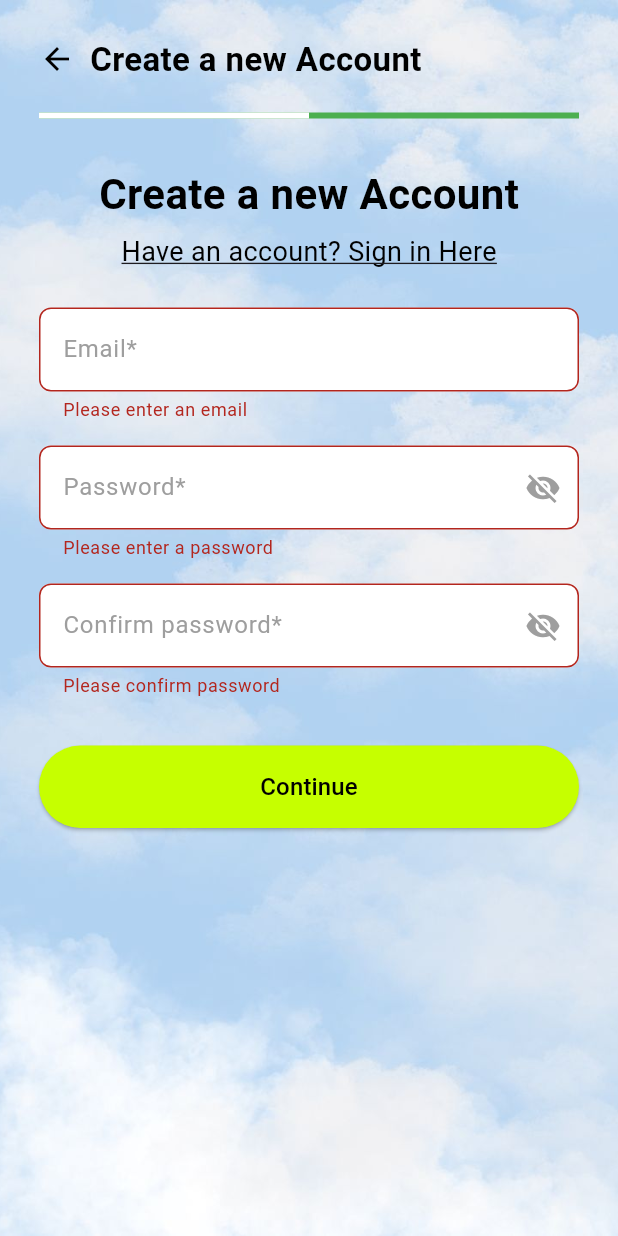
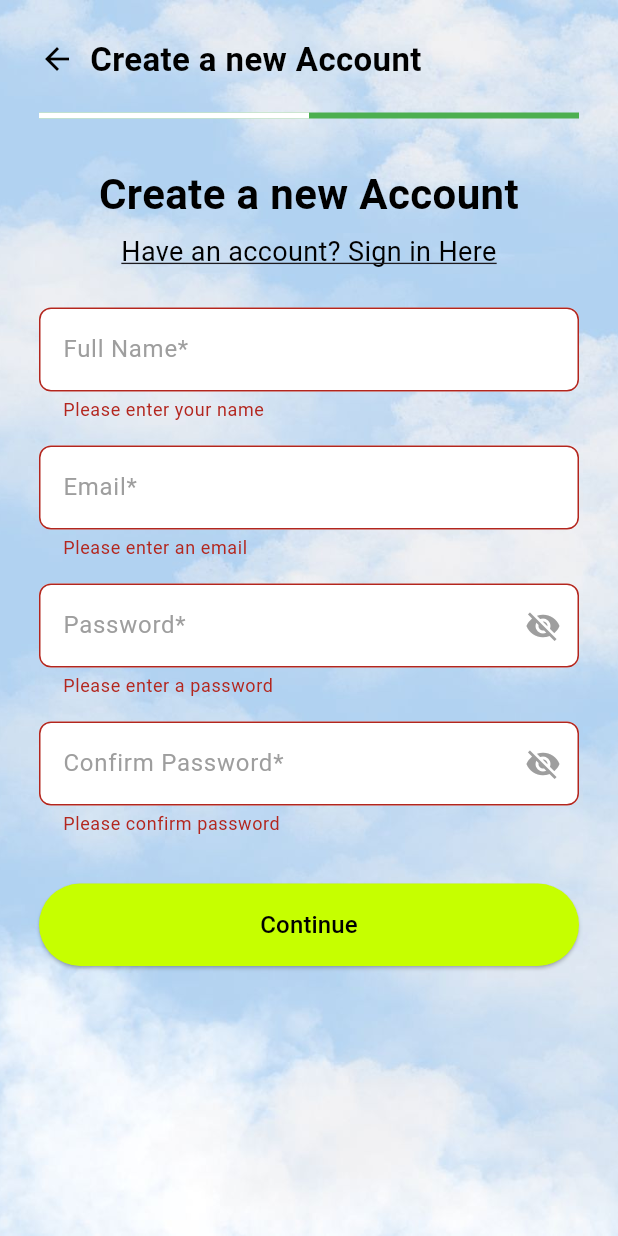
Before and after one commit to UsmanRasool7/Digital-Wardrobe, a Flutter app: the screen it shows after launch, after a tap on "Continue", on a phone screen of 412 x 824 dp. Run offline on Flutter 3.47's test engine with Material 3 defaults, Android fonts, the phone set to English and light mode, and no system bars; our stand-ins replace cloud_firestore, firebase_auth, firebase_core; accounts and stored records are empty.

Commit message:
Modified signup to use User model

```diff
--- a/lib/main.dart
+++ b/lib/main.dart
@@ -33,6 +33,7 @@ class MyApp extends StatelessWidget {
         '/login': (context) => LoginPage(),
         '/signup': (context) => SignUpPage(),
         '/home': (context) => EditProfilePage(),
+        '/signin': (context) => SignInPage(),
       },
       theme: ThemeData(
         primarySwatch: Colors.blue,
--- a/lib/screens/signup.dart
+++ b/lib/screens/signup.dart
@@ -1,6 +1,8 @@
+// lib/views/signup.dart
+
 import 'package:flutter/material.dart';
 import 'package:firebase_auth/firebase_auth.dart';
-import '../services/auth_service.dart'; // Update path as needed
+import '../services/auth_service.dart';
 
 class SignUpPage extends StatefulWidget {
   const SignUpPage({super.key});
@@ -11,40 +13,36 @@ class SignUpPage extends StatefulWidget {
 
 class _SignUpPageState extends State<SignUpPage> {
   final _formKey = GlobalKey<FormState>();
-  final emailController = TextEditingController();
-  final passwordController = TextEditingController();
+  final nameController            = TextEditingController();
+  final emailController           = TextEditingController();
+  final passwordController        = TextEditingController();
   final confirmPasswordController = TextEditingController();
-  final AuthService _authService = AuthService();
+  final AuthService _authService  = AuthService();
   bool _isLoading = false;
 
-  // Password match validation
-  bool _passwordsMatch() {
-    return passwordController.text == confirmPasswordController.text;
-  }
+  bool _passwordsMatch() =>
+      passwordController.text == confirmPasswordController.text;
 
-  // Handle signup
   Future<void> _handleSignUp() async {
     if (!_formKey.currentState!.validate()) return;
 
     setState(() => _isLoading = true);
-
     try {
       await _authService.signUp(
         emailController.text.trim(),
         passwordController.text.trim(),
+        nameController.text.trim(),
       );
-      // Navigate to home after successful signup
-      Navigator.pushReplacementNamed(context, '/home');
+      Navigator.pushReplacementNamed(context, '/signin');
     } on FirebaseAuthException catch (e) {
-      String errorMessage = "Signup failed. Please try again.";
+      String msg = "Signup failed. Please try again.";
       if (e.code == 'email-already-in-use') {
-        errorMessage = "Email already registered";
+        msg = "Email already registered";
       } else if (e.code == 'weak-password') {
-        errorMessage = "Password must be ≥6 characters";
+        msg = "Password must be ≥6 characters";
       }
-      ScaffoldMessenger.of(context).showSnackBar(
-        SnackBar(content: Text(errorMessage)),
-      );
+      ScaffoldMessenger.of(context)
+          .showSnackBar(SnackBar(content: Text(msg)));
     } finally {
       setState(() => _isLoading = false);
     }
@@ -67,8 +65,9 @@ class _SignUpPageState extends State<SignUpPage> {
               child: Form(
                 key: _formKey,
                 child: Column(
+                  crossAxisAlignment: CrossAxisAlignment.stretch,
                   children: [
-                    // Back Button
+                    // Back Button + Title
                     GestureDetector(
                       onTap: () => Navigator.pop(context),
                       child: const Row(
@@ -100,6 +99,7 @@ class _SignUpPageState extends State<SignUpPage> {
                         fontWeight: FontWeight.bold,
                         color: Colors.black,
                       ),
+                      textAlign: TextAlign.center,
                     ),
                     const SizedBox(height: 6),
                     GestureDetector(
@@ -107,22 +107,44 @@ class _SignUpPageState extends State<SignUpPage> {
                       child: const Text(
                         'Have an account? Sign in Here',
                         style: TextStyle(
-                            fontSize: 18,
-                            color: Colors.black,
-                            decoration: TextDecoration.underline
+                          fontSize: 18,
+                          color: Colors.black,
+                          decoration: TextDecoration.underline,
                         ),
+                        textAlign: TextAlign.center,
                       ),
                     ),
                     const SizedBox(height: 24),
 
-                    // Email Field
+                    // ── Name Field ─────────────────────────────────
+                    TextFormField(
+                      controller: nameController,
+                      validator: (v) =>
+                      v == null || v.trim().isEmpty
+                          ? 'Please enter your name'
+                          : null,
+                      style: const TextStyle(color: Colors.black),
+                      decoration: InputDecoration(
+                        filled: true,
+                        fillColor: Colors.white,
+                        hintText: 'Full Name*',
+                        hintStyle: const TextStyle(color: Colors.grey),
+                        border: OutlineInputBorder(
+                          borderRadius: BorderRadius.circular(8),
+                          borderSide: const BorderSide(color: Colors.grey),
+                        ),
+                      ),
+                    ),
+                    const SizedBox(height: 16),
+
+                    // ── Email Field ────────────────────────────────
                     TextFormField(
                       controller: emailController,
-                      validator: (value) {
-                        if (value == null || value.isEmpty) {
+                      validator: (v) {
+                        if (v == null || v.isEmpty) {
                           return 'Please enter an email';
                         }
-                        if (!value.contains('@')) {
+                        if (!v.contains('@')) {
                           return 'Invalid email format';
                         }
                         return null;
@@ -137,27 +159,19 @@ class _SignUpPageState extends State<SignUpPage> {
                           borderRadius: BorderRadius.circular(8),
                           borderSide: const BorderSide(color: Colors.grey),
                         ),
-                        enabledBorder: OutlineInputBorder(
-                          borderRadius: BorderRadius.circular(8),
-                          borderSide: const BorderSide(color: Colors.grey),
-                        ),
-                        focusedBorder: OutlineInputBorder(
-                          borderRadius: BorderRadius.circular(8),
-                          borderSide: const BorderSide(color: Colors.blue),
-                        ),
                       ),
                     ),
                     const SizedBox(height: 16),
 
-                    // Password Field
+                    // ── Password Field ──────────────────────────────
                     TextFormField(
                       controller: passwordController,
                       obscureText: true,
-                      validator: (value) {
-                        if (value == null || value.isEmpty) {
+                      validator: (v) {
+                        if (v == null || v.isEmpty) {
                           return 'Please enter a password';
                         }
-                        if (value.length < 6) {
+                        if (v.length < 6) {
                           return 'Password must be ≥6 characters';
                         }
                         return null;
@@ -168,29 +182,22 @@ class _SignUpPageState extends State<SignUpPage> {
                         fillColor: Colors.white,
                         hintText: 'Password*',
                         hintStyle: const TextStyle(color: Colors.grey),
-                        suffixIcon: const Icon(Icons.visibility_off, color: Colors.grey),
+                        suffixIcon:
+                        const Icon(Icons.visibility_off, color: Colors.grey),
                         border: OutlineInputBorder(
                           borderRadius: BorderRadius.circular(8),
                           borderSide: const BorderSide(color: Colors.grey),
-                        ),
-                        enabledBorder: OutlineInputBorder(
-                          borderRadius: BorderRadius.circular(8),
-                          borderSide: const BorderSide(color: Colors.grey),
-                        ),
-                        focusedBorder: OutlineInputBorder(
-                          borderRadius: BorderRadius.circular(8),
-                          borderSide: const BorderSide(color: Colors.blue),
                         ),
                       ),
                     ),
                     const SizedBox(height: 16),
 
-                    // Confirm Password Field
+                    // ── Confirm Password Field ──────────────────────
                     TextFormField(
                       controller: confirmPasswordController,
                       obscureText: true,
-                      validator: (value) {
-                        if (value == null || value.isEmpty) {
+                      validator: (v) {
+                        if (v == null || v.isEmpty) {
                           return 'Please confirm password';
                         }
                         if (!_passwordsMatch()) {
@@ -202,43 +209,43 @@ class _SignUpPageState extends State<SignUpPage> {
                       decoration: InputDecoration(
                         filled: true,
                         fillColor: Colors.white,
-                        hintText: 'Confirm password*',
+                        hintText: 'Confirm Password*',
                         hintStyle: const TextStyle(color: Colors.grey),
-                        suffixIcon: const Icon(Icons.visibility_off, color: Colors.grey),
+                        suffixIcon:
+                        const Icon(Icons.visibility_off, color: Colors.grey),
                         border: OutlineInputBorder(
                           borderRadius: BorderRadius.circular(8),
                           borderSide: const BorderSide(color: Colors.grey),
-                        ),
-                        enabledBorder: OutlineInputBorder(
-                          borderRadius: BorderRadius.circular(8),
-                          borderSide: const BorderSide(color: Colors.grey),
-                        ),
-                        focusedBorder: OutlineInputBorder(
-                          borderRadius: BorderRadius.circular(8),
-                          borderSide: const BorderSide(color: Colors.blue),
                         ),
                       ),
                     ),
                     const SizedBox(height: 32),
 
-                    // Signup Button
+                    // ── Signup Button ───────────────────────────────
                     SizedBox(
                       width: double.infinity,
                       child: ElevatedButton(
                         onPressed: _isLoading ? null : _handleSignUp,
                         style: ElevatedButton.styleFrom(
                           backgroundColor: Colors.limeAccent[400],
-                          foregroundColor: Colors.white,
+                          foregroundColor: Colors.black,
                           padding: const EdgeInsets.symmetric(vertical: 16),
                           shape: RoundedRectangleBorder(
                             borderRadius: BorderRadius.circular(30),
                           ),
                         ),
                         child: _isLoading
-                            ? const CircularProgressIndicator(color: Colors.white)
+                            ? const SizedBox(
+                          height: 24,
+                          width: 24,
+                          child: CircularProgressIndicator(
+                            color: Colors.white,
+                            strokeWidth: 2,
+                          ),
+                        )
                             : const Text(
                           'Continue',
-                          style: TextStyle(fontSize: 16, color: Colors.black),
+                          style: TextStyle(fontSize: 16),
                         ),
                       ),
                     ),
--- a/lib/services/auth_service.dart
+++ b/lib/services/auth_service.dart
@@ -1,23 +1,55 @@
+// lib/services/auth_service.dart
+
 import 'package:firebase_auth/firebase_auth.dart';
+import 'package:cloud_firestore/cloud_firestore.dart';
+
+import '../models/user_model.dart';
 
 class AuthService {
-  final FirebaseAuth _auth = FirebaseAuth.instance;
+  final FirebaseAuth      _auth      = FirebaseAuth.instance;
+  final FirebaseFirestore _firestore = FirebaseFirestore.instance;
 
-  // Sign up with email/password
-  Future<User?> signUp(String email, String password) async {
+  /// Sign up with email/password and displayName,
+  /// then write a corresponding Firestore document.
+  Future<User?> signUp(
+      String email,
+      String password,
+      String displayName,      // ← new parameter
+      ) async {
     try {
+      // 1. create the auth user
       UserCredential result = await _auth.createUserWithEmailAndPassword(
         email: email,
         password: password,
       );
-      return result.user;
+
+      User user = result.user!;
+
+      // 2. update their FirebaseAuth profile
+      await user.updateDisplayName(displayName);
+
+      // 3. build your UserModel (photoUrl stays null)
+      final newUser = UserModel(
+        uid: user.uid,
+        displayName: displayName,
+        email: user.email!,
+        photoUrl: null,
+      );
+
+      // 4. write to Firestore at `users/{uid}`
+      await _firestore
+          .collection('users')
+          .doc(newUser.uid)
+          .set(newUser.toMap(), SetOptions(merge: true));
+
+      return user;
     } catch (e) {
       print("Signup Error: $e");
       return null;
     }
   }
 
-  // Login with email/password
+  /// Login with email/password
   Future<User?> login(String email, String password) async {
     try {
       UserCredential result = await _auth.signInWithEmailAndPassword(
@@ -31,12 +63,12 @@ class AuthService {
     }
   }
 
-  // Password reset
+  /// Password reset
   Future<void> resetPassword(String email) async {
     await _auth.sendPasswordResetEmail(email: email);
   }
 
-  // Logout
+  /// Logout
   Future<void> signOut() async {
     await _auth.signOut();
   }
--- a/pubspec.yaml
+++ b/pubspec.yaml
@@ -38,7 +38,7 @@ dependencies:
   firebase_core: ^3.13.0
   firebase_auth: ^5.5.3
   provider: ^6.0.5
-
+  cloud_firestore: ^5.6.7
 
 dev_dependencies:
   flutter_test:
```
Also changed, not shown: pubspec.lock, 3 other files.
